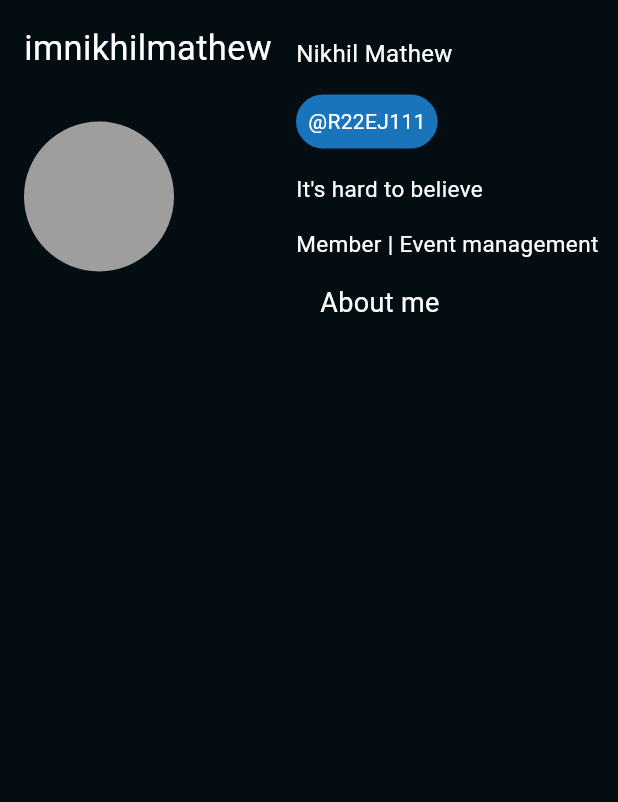
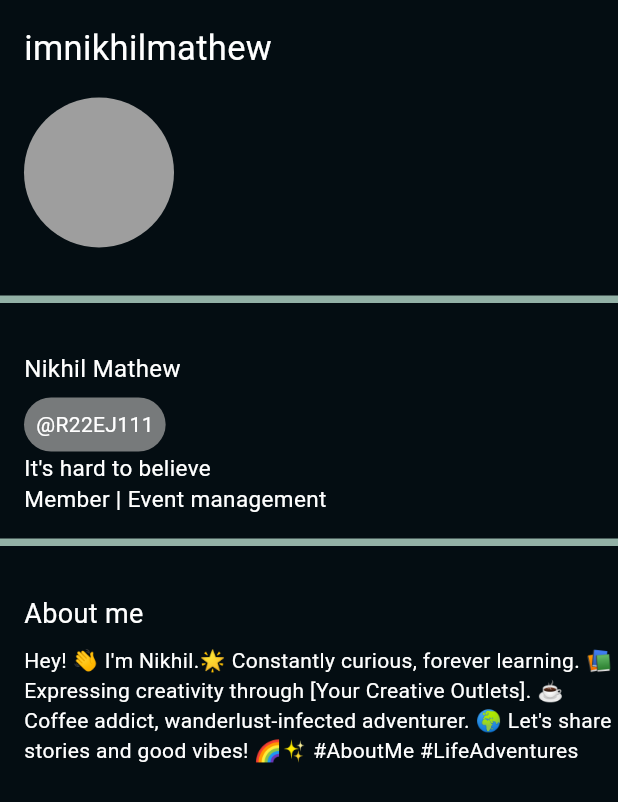
Before and after one commit to AtulRy/ExpTeam, a Flutter app: the screen it shows after launch, on a phone screen of 412 x 824 dp. Shown: the top 802 px of the screen. Run offline on Flutter 3.47's test engine with Material 3 defaults, Android fonts, the phone set to English and light mode, and no system bars.

Commit message:
basic profile page layout

```diff
--- a/first_app/lib/pages/profile_page.dart
+++ b/first_app/lib/pages/profile_page.dart
@@ -11,98 +11,95 @@ class ProfilePage extends StatelessWidget {
       home: Scaffold(
         backgroundColor: Color(0xFF040D12), // Set background color
         body: SafeArea(
-          child: Row(
+          child: SingleChildScrollView(
+            child: Column(
               crossAxisAlignment: CrossAxisAlignment.start,
               children: [
-              // Left side with Profile Picture and imnikhilmathew
-              Column(
+                // Container for Profile Picture
+                Container(
+                  padding: EdgeInsets.all(16),
+                  child: Column(
                     crossAxisAlignment: CrossAxisAlignment.start,
                     children: [
                       // Top Left Text
-                  Container(
-                    padding: EdgeInsets.all(16),
-                    child: Text(
+                      Text(
                         'imnikhilmathew',
-                      style: TextStyle(
-                          fontSize: 23, color: Colors.white), // Set text color
-                    ),
+                        style: TextStyle(fontSize: 23, color: Colors.white),
                       ),
 
                       // Profile Picture
                       Container(
-                    margin: EdgeInsets.all(16),
+                        margin: EdgeInsets.only(top: 16),
                         width: 100,
                         height: 100,
                         decoration: BoxDecoration(
                           shape: BoxShape.circle,
-                      color: Color.fromARGB(255, 158, 158,
-                          158), // You can change the color or add an image
+                          color: Color.fromARGB(255, 158, 158, 158),
                         ),
                       ),
                     ],
                   ),
+                ),
 
-              // Right side with other content
-              Expanded(
+                // Thick Line with color 93B1A6
+                Container(
+                  height: 5,
+                  color: Color(0xFF93B1A6),
+                  margin: EdgeInsets.symmetric(vertical: 16),
+                ),
+
+                // Container for Texts
+                Container(
+                  margin: EdgeInsets.only(left: 16, top: 16),
                   child: Column(
                     crossAxisAlignment: CrossAxisAlignment.start,
                     children: [
                       // Name of the User
-                    Container(
-                      margin: EdgeInsets.only(
-                          top: 24), // Adjusted margin to move the text down
-                      child: Text(
+                      Text(
                         'Nikhil Mathew',
-                        style: TextStyle(
-                            fontSize: 16,
-                            color:
-                                Colors.white), // Set text color and font size
-                      ),
+                        style: TextStyle(fontSize: 16, color: Colors.white),
                       ),
 
-                    // Transparent Rectangle with Text
                       Container(
-                      margin: EdgeInsets.only(
-                          top: 16), // Adjusted margin to move the text down
+                        margin: EdgeInsets.only(top: 8),
                         padding: EdgeInsets.all(8),
                         decoration: BoxDecoration(
-                        color:
-                            Colors.blue.withOpacity(0.75), // Set opacity to 75%
+                          color: Colors.grey.withOpacity(0.75),
                           borderRadius: BorderRadius.circular(40),
                         ),
                         child: Text(
                           '@R22EJ111',
-                        style: TextStyle(
-                            fontSize: 14,
-                            color:
-                                Colors.white), // Set text color and font size
+                          style: TextStyle(fontSize: 14, color: Colors.white),
                         ),
                       ),
 
-                    // "It's hard to believe" and "Member | Event management" outside the rectangle
-                    Container(
-                      margin: EdgeInsets.only(
-                          top: 16), // Adjusted margin to move the text down
-                      child: Text(
+                      Text(
                         "It's hard to believe",
                         style: TextStyle(fontSize: 15, color: Colors.white),
                       ),
-                    ),
-                    Container(
-                      margin: EdgeInsets.only(
-                          top: 16), // Adjusted margin to move the text down
-                      child: Text(
+                      Text(
                         "Member | Event management",
                         style: TextStyle(fontSize: 15, color: Colors.white),
                       ),
+                    ],
+                  ),
                 ),
 
+                Container(
+                  height: 5,
+                  color: Color(0xFF93B1A6),
+                  margin: EdgeInsets.symmetric(vertical: 16),
+                ),
+
+                // Container for "About me"
+                Container(
+                  margin: EdgeInsets.only(left: 16),
+                  child: Column(
+                    crossAxisAlignment: CrossAxisAlignment.start,
+                    children: [
                       // "About me" Text
                       Container(
-                      margin: EdgeInsets.only(
-                          left: 16,
-                          top:
-                              16), // Adjusted margin to move the text left and down
+                        margin: EdgeInsets.only(top: 16),
                         child: Text(
                           "About me",
                           style: TextStyle(fontSize: 18, color: Colors.white),
@@ -111,7 +108,16 @@ class ProfilePage extends StatelessWidget {
                     ],
                   ),
                 ),
+
+                Container(
+                  margin: EdgeInsets.only(left: 16, top: 8),
+                  child: Text(
+                    "Hey! 👋 I'm Nikhil.🌟 Constantly curious, forever learning. 📚 Expressing creativity through [Your Creative Outlets]. ☕ Coffee addict, wanderlust-infected adventurer. 🌍 Let's share stories and good vibes! 🌈✨ #AboutMe #LifeAdventures",
+                    style: TextStyle(fontSize: 14, color: Colors.white),
+                  ),
+                ),
               ],
+            ),
           ),
         ),
       ),
```
Lines whose indentation alone changed are shown as unchanged.
